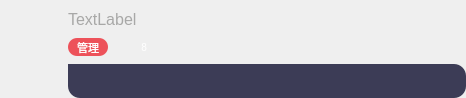
First picture: the form in UI/ChatTextItem.ui, repository zhaopan06/AudioTool, before the edit.
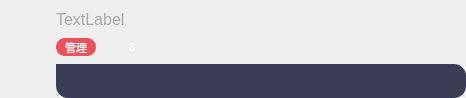
Second picture: the form after the edit. Icons and pictures are not drawn. Custom widgets are drawn as their Qt base class.

```diff
--- a/UI/ChatTextItem.ui
+++ b/UI/ChatTextItem.ui
@@ -60,7 +60,7 @@
        <number>10</number>
       </property>
       <property name="leftMargin">
-       <number>6</number>
+       <number>0</number>
       </property>
       <property name="topMargin">
        <number>0</number>
@@ -75,14 +75,14 @@
        <widget class="CRoundLabel" name="image">
         <property name="minimumSize">
          <size>
-          <width>52</width>
-          <height>52</height>
+          <width>46</width>
+          <height>46</height>
          </size>
         </property>
         <property name="maximumSize">
          <size>
-          <width>52</width>
-          <height>52</height>
+          <width>46</width>
+          <height>46</height>
          </size>
         </property>
         <property name="text">
@@ -228,7 +228,7 @@
    <item>
     <layout class="QHBoxLayout" name="horizontalLayout">
      <property name="leftMargin">
-      <number>68</number>
+      <number>56</number>
      </property>
      <item>
       <layout class="QHBoxLayout" name="laout">
```
Left out of the diff: 3 changed lines with no effect on the pictures.
